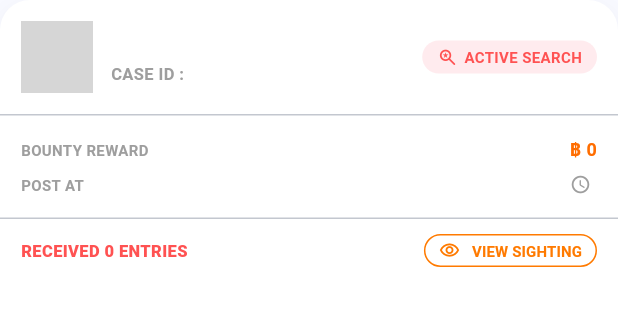
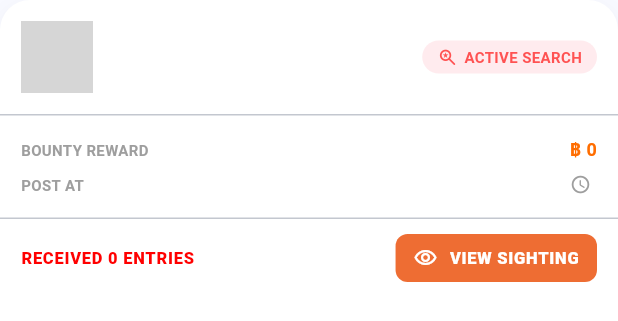
Before and after one commit to KengChayodom/Petty_Bounty_Frontend, a Flutter app: the OwnerPostCard widget shown alone on an empty page, opened directly with empty values, on a phone screen of 412 x 824 dp. Shown: the top 321 px of the screen. Run offline on Flutter 3.47's test engine with Material 3 defaults, Android fonts, the phone set to English and light mode, and no system bars; our stand-ins replace cached_network_image, camera, equatable, firebase_core, firebase_messaging, flutter_map and 8 more; missing offline and left inert: flutter_map_marker_cluster; accounts and stored records are empty; network calls fail; grey boxes are pictures that could not be loaded.

Commit message:
drop CASE ID and restyle owner post cards and stat tiles

```diff
--- a/lib/src/features/profile/domain/models/profile_models.dart
+++ b/lib/src/features/profile/domain/models/profile_models.dart
@@ -12,7 +12,6 @@ class HunterSightingHistoryItem {
   // missing_pets row, which /sightings/me doesn't embed) — the AI-detected
   // species is the real, honest label available for this list.
   final String detectedSpecies;
-  final String caseId;
   final String? petImageUrl;
   final SightingStatus status;
   // Null until a score_award exists for this sighting (i.e. not yet
@@ -23,7 +22,6 @@ class HunterSightingHistoryItem {
   const HunterSightingHistoryItem({
     required this.id,
     required this.detectedSpecies,
-    required this.caseId,
     required this.petImageUrl,
     required this.status,
     required this.points,
@@ -34,7 +32,6 @@ class HunterSightingHistoryItem {
 class OwnerPostHistoryItem {
   final String id;
   final String petName;
-  final String caseId;
   final String? petImageUrl;
   final PostStatus status;
   final double bountyReward;
@@ -44,7 +41,6 @@ class OwnerPostHistoryItem {
   const OwnerPostHistoryItem({
     required this.id,
     required this.petName,
-    required this.caseId,
     required this.petImageUrl,
     required this.status,
     required this.bountyReward,
--- a/lib/src/features/profile/presentation/widgets/owner_post_card.dart
+++ b/lib/src/features/profile/presentation/widgets/owner_post_card.dart
@@ -97,6 +97,10 @@ class OwnerPostCard extends StatelessWidget {
         break;
     }
 
+    final bool isActive = item.status == PostStatus.activeSearch;
+    final Color buttonBgColor =
+        isActive ? const Color(0xFFEE6D33) : const Color(0xFF555555);
+
     return Container(
       decoration: BoxDecoration(
         color: Colors.white,
@@ -135,15 +139,6 @@ class OwnerPostCard extends StatelessWidget {
                         fontSize: 15,
                         fontWeight: FontWeight.w900,
                         color: Colors.black87,
-                      ),
-                    ),
-                    const SizedBox(height: 2),
-                    Text(
-                      'CASE ID : ${item.caseId}',
-                      style: const TextStyle(
-                        fontSize: 11,
-                        fontWeight: FontWeight.bold,
-                        color: Colors.grey,
                       ),
                     ),
                   ],
@@ -217,30 +212,37 @@ class OwnerPostCard extends StatelessWidget {
                   style: const TextStyle(
                     fontSize: 11,
                     fontWeight: FontWeight.w900,
-                    color: Colors.redAccent,
+                    color: Color(0xFFFF0000),
+                    letterSpacing: 0.5,
                   ),
                 ),
                 const Spacer(),
-                OutlinedButton.icon(
+                ElevatedButton.icon(
                   onPressed: onViewSightingsPressed,
-                  icon: const Icon(Icons.visibility_outlined,
-                      size: 14, color: Color(0xFFFF7A00)),
+                  icon: const Icon(
+                    Icons.visibility_outlined,
+                    size: 16,
+                    color: Colors.white,
+                  ),
                   label: const Text(
                     'VIEW SIGHTING',
                     style: TextStyle(
-                      fontSize: 10,
-                      fontWeight: FontWeight.bold,
-                      color: Color(0xFFFF7A00),
+                      fontSize: 11,
+                      fontWeight: FontWeight.w900,
+                      color: Colors.white,
+                      letterSpacing: 0.5,
                     ),
                   ),
-                  style: OutlinedButton.styleFrom(
-                    padding:
-                        const EdgeInsets.symmetric(horizontal: 10, vertical: 4),
+                  style: ElevatedButton.styleFrom(
+                    backgroundColor: buttonBgColor,
+                    foregroundColor: Colors.white,
+                    elevation: 0,
+                    padding: const EdgeInsets.symmetric(
+                        horizontal: 12, vertical: 8),
                     minimumSize: Size.zero,
                     tapTargetSize: MaterialTapTargetSize.shrinkWrap,
-                    side: const BorderSide(color: Color(0xFFFF7A00)),
                     shape: RoundedRectangleBorder(
-                      borderRadius: BorderRadius.circular(14),
+                      borderRadius: BorderRadius.circular(8),
                     ),
                   ),
                 ),
```
Also changed, not shown: lib/src/features/profile/presentation/widgets/hunter_history_card.dart (+0 -9 lines), lib/src/features/profile/presentation/widgets/owner_tab_content.dart (+6 -6 lines).
